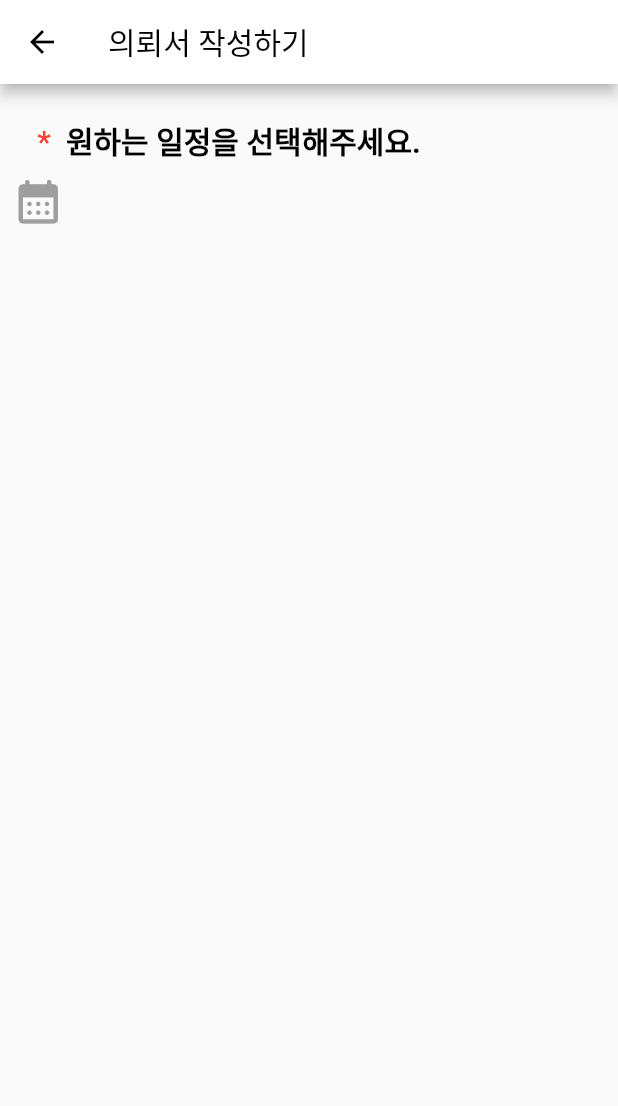
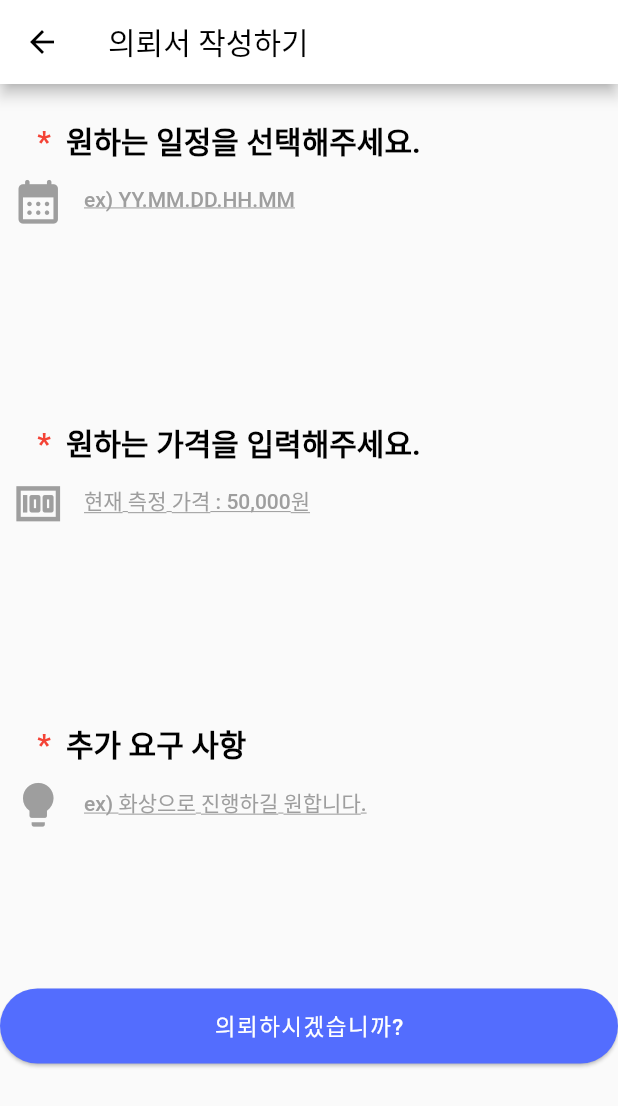
Before and after one commit to mqm00/HemingWay, a Flutter app: the RequestPaper screen opened directly, on a phone screen of 412 x 824 dp. Shown: the top 1106 px of the screen. Run offline on Flutter 3.47's test engine with Material 2 defaults, Android fonts, the phone set to English and light mode, and no system bars; our stand-ins replace calendar_date_picker2, cloud_firestore, firebase_auth, firebase_core, get, logger; accounts and stored records are empty.

Commit message:
하나만 더 하자

```diff
--- a/lib/screens/expert_screen/request_screen.dart
+++ b/lib/screens/expert_screen/request_screen.dart
@@ -26,8 +26,8 @@ class _RequestPaperState extends State<RequestPaper> {
         body: ListView(
           children: [
             Column(
-            crossAxisAlignment: CrossAxisAlignment.start,
-            mainAxisAlignment: MainAxisAlignment.start,
+              crossAxisAlignment: CrossAxisAlignment.center,
+              mainAxisAlignment: MainAxisAlignment.center,
               children: [
                 Row(
                   mainAxisAlignment: MainAxisAlignment.start,
@@ -59,10 +59,18 @@ class _RequestPaperState extends State<RequestPaper> {
                           color: Colors.grey,
                         )
                     ),
-
-
-
-
+                    TextButton(
+                      onPressed: (){},
+                      style: TextButton.styleFrom(
+                        primary: Colors.grey,
+                      ),
+                      child: Text(
+                        'ex) YY.MM.DD.HH.MM',
+                        style: TextStyle(
+                          decoration: TextDecoration.underline,
+                        ),
+                      ),
+                    ),
                     //datePicker doit
                     /*CalendarDatePicker2(
                   config: CalendarDatePicker2Config(
@@ -71,15 +79,130 @@ class _RequestPaperState extends State<RequestPaper> {
                   onValueChanged: (dates) => _yourHandler(dates),
                     initialValue: [],
                   ),*/
+
+
+                  ],
+                ),
+
+                Padding(padding: EdgeInsets.only(left: 0.0, top: 100.0, right: 0.0, bottom: 0.0)),
+
+                Row(
+                  mainAxisAlignment: MainAxisAlignment.start,
+                  children: [
+                    Text('\n     *  ',
+                      style: TextStyle(
+                          fontSize: 20.0,
+                          fontWeight: FontWeight.bold,
+                          color: Colors.red
+                      ),
+                    ),
+                    Text('\n원하는 가격을 입력해주세요.',
+                      style: TextStyle(
+                          fontSize: 20.0,
+                          fontWeight: FontWeight.bold,
+                          color: Colors.black
+                      ),
+                    )
+                  ],
+                ),
+                Row(
+                  mainAxisAlignment: MainAxisAlignment.start,
+                  children: [
+                    IconButton(
+                        onPressed: (){},
+                        icon: Icon(
+                          Icons.money,
+                          size: 35.0,
+                          color: Colors.grey,
+                        )
+                    ),
+                    TextButton(
+                      onPressed: (){},
+                      style: TextButton.styleFrom(
+                        primary: Colors.grey,
+                      ),
+                      child: Text(
+                        '현재 측정 가격 : 50,000원',
+                        style: TextStyle(
+                          decoration: TextDecoration.underline,
+                        ),
+                      ),
+                    ),
+                  ],
+                ),
+
+                Padding(padding: EdgeInsets.only(left: 0.0, top: 100.0, right: 0.0, bottom: 0.0)),
+
+                Row(
+                  mainAxisAlignment: MainAxisAlignment.start,
+                  children: [
+                    Text('\n     *  ',
+                      style: TextStyle(
+                          fontSize: 20.0,
+                          fontWeight: FontWeight.bold,
+                          color: Colors.red
+                      ),
+                    ),
+                    Text('\n추가 요구 사항',
+                      style: TextStyle(
+                          fontSize: 20.0,
+                          fontWeight: FontWeight.bold,
+                          color: Colors.black
+                      ),
+                    )
+                  ],
+                ),
+                Row(
+                  mainAxisAlignment: MainAxisAlignment.start,
+                  children: [
+                    IconButton(
+                        onPressed: (){},
+                        icon: Icon(
+                          Icons.lightbulb,
+                          size: 35.0,
+                          color: Colors.grey,
+                        )
+                    ),
+                    TextButton(
+                      onPressed: (){},
+                      style: TextButton.styleFrom(
+                        primary: Colors.grey,
+                      ),
+                      child: Text(
+                        'ex) 화상으로 진행하길 원합니다.',
+                        style: TextStyle(
+                          decoration: TextDecoration.underline,
+                        ),
+                      ),
+                    ),
+                  ],
+                ),
+
+                Padding(padding: EdgeInsets.only(left: 0.0, top: 100.0, right: 0.0, bottom: 0.0)),
+
+                Positioned(
+                  //width: double.infinity,
+                  left: MediaQuery.of(context).size.width-450,
+                  top: MediaQuery.of(context).size.height-131,
+                  child: ElevatedButton(
+                    onPressed: () {
+                      Navigator.of(context).push(
+                          MaterialPageRoute(builder: (BuildContext context) => RequestPaper(),)
+                      );
+                    },
+                    child: Text('의뢰하시겠습니까?', style: TextStyle(fontSize: 15, letterSpacing: 1.0),),
+                    style: ElevatedButton.styleFrom(
+                      primary: Colors.indigoAccent,
+                      shape: RoundedRectangleBorder(
+                        borderRadius: BorderRadius.circular(30.0),
+                      ),
+                      elevation: 1.0,
+                      minimumSize: Size(500, 50),
+                    ),
+                  ),
+                ),
               ],
             )
-            ],
-          )
-
-
-
-
-
           ],
         )
     );
```
Lines whose indentation alone changed are shown as unchanged.
